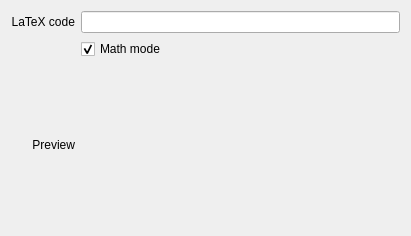
First picture: the form in src/editor/latexwidget.ui, repository KDE/parley, before the edit.
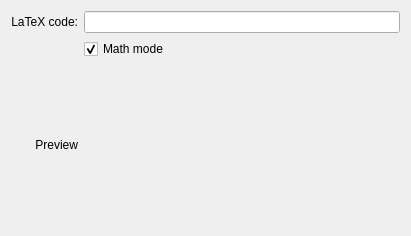
Second picture: the form after the edit.

```diff
--- a/src/editor/latexwidget.ui
+++ b/src/editor/latexwidget.ui
@@ -14,7 +14,7 @@
    <item row="0" column="0">
     <widget class="QLabel" name="texLabel">
      <property name="text">
-      <string>LaTeX code</string>
+      <string>LaTeX code:</string>
      </property>
      <property name="alignment">
       <set>Qt::AlignRight|Qt::AlignTrailing|Qt::AlignVCenter</set>
```
